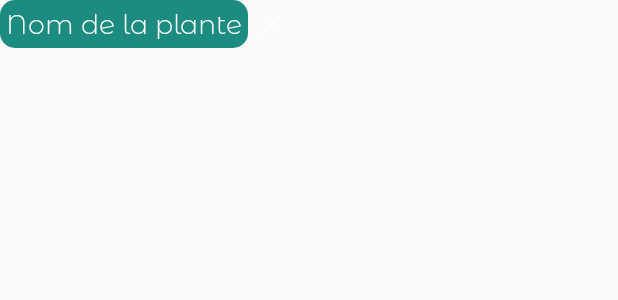
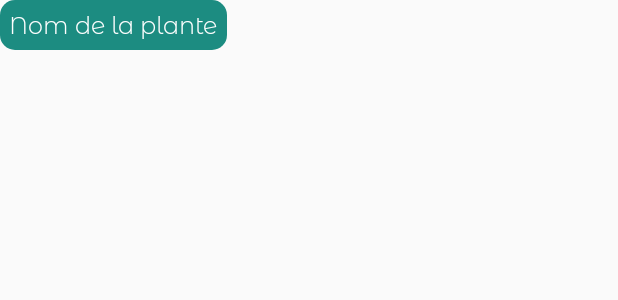
Before and after one commit to Justinb0507/courseList, an Android app: the layout item_edit_tags_horizontal.xml on its own in the app's theme, with its tools: preview values and no code run, on a phone screen of 412 x 824 dp. Shown: the top 300 px of the screen. Run offline under Robolectric (Android 15) with nearby library versions, the phone set to English and light mode, and no system bars.

Commit message:
edit recette ok

```diff
--- a/app/src/main/res/layout/item_edit_tags_horizontal.xml
+++ b/app/src/main/res/layout/item_edit_tags_horizontal.xml
@@ -8,11 +8,12 @@
     <TextView
         android:id="@+id/text_item"
         style="@style/DefaultTextStyle"
+        android:textSize="16dp"
+        android:padding="6dp"
         android:orientation="horizontal"
         android:layout_width="wrap_content"
         android:layout_height="wrap_content"
         android:singleLine="true"
-
         android:background="@drawable/rounded_corner"
         android:text="@string/item_plant_name"
         android:textColor="@color/white"
@@ -20,17 +21,5 @@
         app:layout_constraintTop_toTopOf="parent" />
 
 
-    <ImageView
-        android:id="@+id/trash_item"
-        android:layout_width="30dp"
-        android:layout_height="30dp"
-        android:src="@drawable/ic_action_name"
-        android:layout_marginRight="10dp"
-        app:layout_constraintBottom_toBottomOf="@+id/text_item"
-        app:layout_constraintEnd_toEndOf="parent"
-        app:layout_constraintStart_toEndOf="@+id/text_item"
-        app:layout_constraintTop_toTopOf="@+id/text_item"
-        app:tint="@color/white" />
-
 
 </androidx.constraintlayout.widget.ConstraintLayout>
```
Also changed, not shown: app/src/main/java/fr/juju/myapplication/adapter/EditTagsAdapter.kt (+7 -3 lines), app/src/main/java/fr/juju/myapplication/fragments/EditRepasFragment.kt (+39 -3 lines), app/src/main/res/layout/fragment_edit_repas.xml (+30 -31 lines), app/src/main/res/drawable-xhdpi/plus_bleu_canard.png (added).
